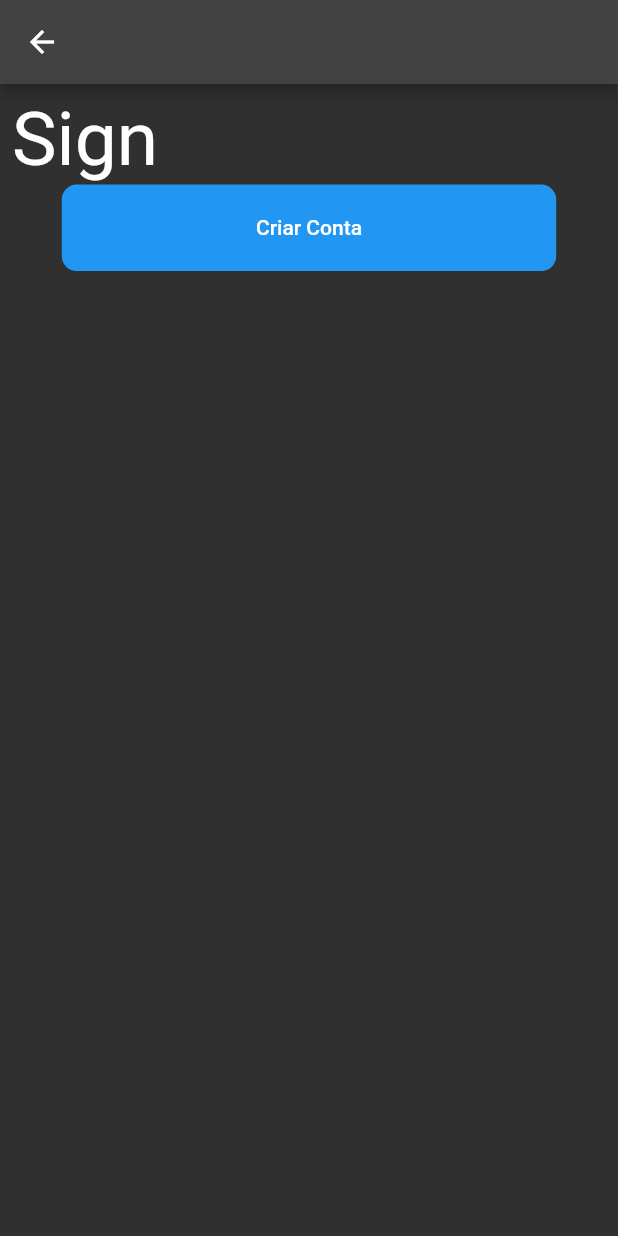
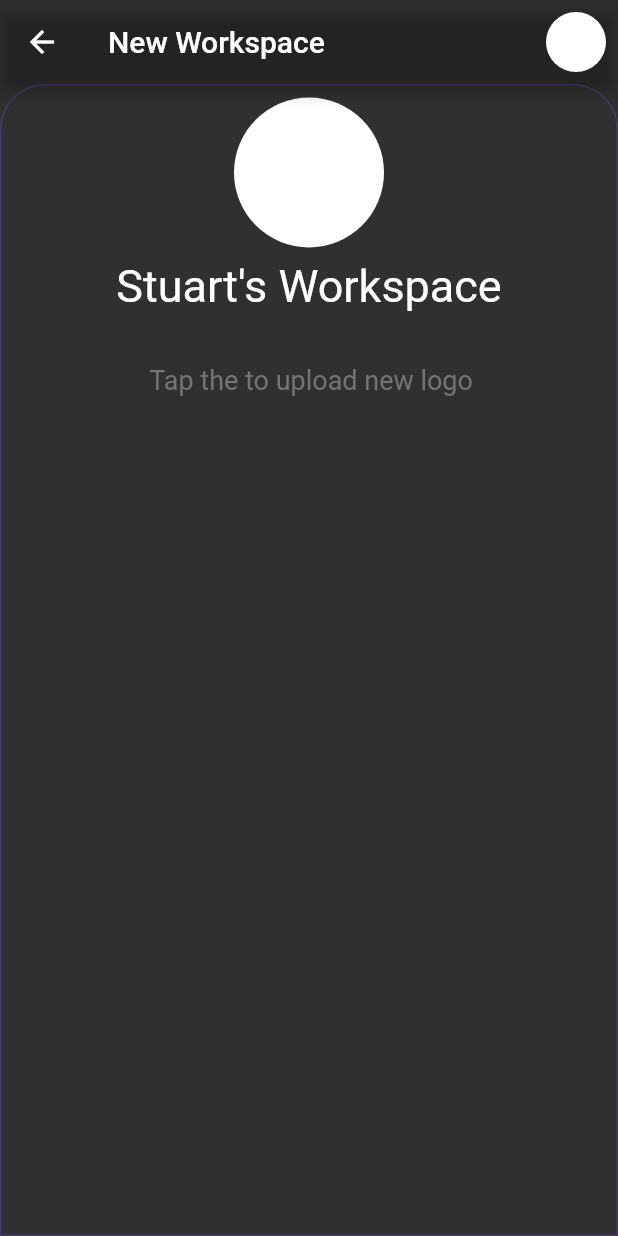
Before and after one commit to JosiaAlmeida/TaskEz, a Flutter app: the AppSignUpWidget screen opened by its route, after a tap on "Criar Conta", on a phone screen of 412 x 824 dp. Run offline on Flutter 3.47's test engine with Material 2 defaults, Android fonts, the phone set to English and light mode, and no system bars; our stand-ins replace carousel_slider, firebase_core, shared_preferences, splashscreen; accounts and stored records are empty.

Commit message:
Implementando provider e construindo tela de login

```diff
--- /dev/null
+++ b/lib/Material/Component/photo_elements/photo_elements_component.dart
@@ -0,0 +1,20 @@
+import 'package:flutter/material.dart';
+
+class PhotoElementsComponent extends StatelessWidget {
+  const PhotoElementsComponent({Key? key}) : super(key: key);
+
+  @override
+  Widget build(BuildContext context) {
+    return Container(
+      child: Padding(
+        padding: const EdgeInsets.all(8.0),
+        child: Container(
+          width: 100,
+          height: 100,
+          decoration: BoxDecoration(
+              color: Colors.white, borderRadius: BorderRadius.circular(1000)),
+        ),
+      ),
+    );
+  }
+}
--- /dev/null
+++ b/lib/Material/Component/photo_user_component/photo_user_component.dart
@@ -0,0 +1,19 @@
+import 'package:flutter/material.dart';
+
+class PhotoUserComponent extends StatelessWidget {
+  const PhotoUserComponent({Key? key}) : super(key: key);
+
+  @override
+  Widget build(BuildContext context) {
+    return Container(
+      child: Padding(
+        padding: const EdgeInsets.all(8.0),
+        child: Container(
+          width: 40,
+          decoration: BoxDecoration(
+              color: Colors.white, borderRadius: BorderRadius.circular(1000)),
+        ),
+      ),
+    );
+  }
+}
--- /dev/null
+++ b/lib/controller/controller_provider.dart
@@ -0,0 +1,12 @@
+import 'package:flutter/material.dart';
+
+class ControllerProvider extends ChangeNotifier {
+  String email = '';
+  String get Email => email;
+
+  getEmail(String v) {
+    email = v;
+    print(email);
+    notifyListeners();
+  }
+}
--- a/lib/main.dart
+++ b/lib/main.dart
@@ -1,6 +1,8 @@
 import 'package:firebase_core/firebase_core.dart';
 import 'package:flutter/material.dart';
+import 'package:provider/provider.dart';
 import 'package:taskez/app_widget.dart';
+import 'package:taskez/controller/controller_provider.dart';
 
 void main() {
   runApp(const AppWidget());
--- a/lib/modules/Onboarding/carousel/app_carousel_screen.dart
+++ b/lib/modules/Onboarding/carousel/app_carousel_screen.dart
@@ -13,6 +13,7 @@ class AppCarouselScreen extends StatefulWidget {
 class _AppCarouselScreenState extends State<AppCarouselScreen> {
   @override
   Widget build(BuildContext context) {
+    void functionvoid() {}
     final size = MediaQuery.of(context).size;
     return Container(
         width: size.width,
@@ -22,7 +23,7 @@ class _AppCarouselScreenState extends State<AppCarouselScreen> {
           body: Column(
             children: [
               CarouselImage(),
-              AppBottomContinueEmail(),
+              AppBottomContinueEmail(router: "/emaillogin"),
               Container(
                 margin: EdgeInsets.only(top: size.height * 0.03),
                 width: size.width,
--- a/lib/modules/Sign/sign_up/app_sign_up_widget.dart
+++ b/lib/modules/Sign/sign_up/app_sign_up_widget.dart
@@ -1,4 +1,6 @@
 import 'package:flutter/material.dart';
+import 'package:provider/src/provider.dart';
+import 'package:taskez/controller/controller_provider.dart';
 
 class AppSignUpWidget extends StatefulWidget {
   AppSignUpWidget({Key? key}) : super(key: key);
@@ -8,13 +10,17 @@ class AppSignUpWidget extends StatefulWidget {
 }
 
 class _AppSignUpWidgetState extends State<AppSignUpWidget> {
+  var _controller = TextEditingController();
+  late bool viewPass = false;
   @override
   Widget build(BuildContext context) {
     final size = MediaQuery.of(context).size;
+    final controllerProvider = context.watch<ControllerProvider>();
     return Container(
       width: size.width,
       height: size.height,
       child: Scaffold(
+        resizeToAvoidBottomInset: false,
         appBar: AppBar(),
         body: Container(
           width: size.width,
@@ -23,22 +29,82 @@ class _AppSignUpWidgetState extends State<AppSignUpWidget> {
             child: Column(
               crossAxisAlignment: CrossAxisAlignment.start,
               children: [
-                Text(
-                  "Sign",
-                  style: TextStyle(fontSize: 50),
+                Text.rich(TextSpan(
+                    text: "Sign up\n",
+                    style: TextStyle(fontSize: 50),
+                    children: [
+                      TextSpan(
+                          text: "Using ",
+                          style: TextStyle(
+                              color: Colors.grey.shade700, fontSize: 12)),
+                      TextSpan(
+                          text: controllerProvider.email.toString(),
+                          style: TextStyle(color: Colors.white, fontSize: 12)),
+                      TextSpan(
+                          text: " to login",
+                          style: TextStyle(
+                              color: Colors.grey.shade700, fontSize: 12)),
+                    ])),
+                Container(
+                  margin: EdgeInsets.fromLTRB(
+                      0, size.height * 0.08, 0, size.height * 0.08),
+                  child: TextFormField(
+                    controller: _controller,
+                    onChanged: (v) {
+                      setState(() {});
+                    },
+                    decoration: InputDecoration(
+                        border: UnderlineInputBorder(),
+                        labelText: 'Your Name',
+                        suffixIcon: InkWell(
+                          child: Icon(
+                            Icons.close,
+                            size: 18,
+                          ),
+                          onTap: () => _controller.clear(),
+                        )),
+                  ),
                 ),
-                // TextFormField(
-                //   decoration: ,
-                // )
+                Container(
+                  margin: EdgeInsets.fromLTRB(0, 0, 0, size.height * 0.08),
+                  child: TextFormField(
+                    keyboardType: TextInputType.visiblePassword,
+                    obscureText: viewPass,
+                    onChanged: (v) {
+                      setState(() {});
+                    },
+                    decoration: InputDecoration(
+                        border: UnderlineInputBorder(),
+                        labelText: 'Your Password',
+                        suffixIcon: InkWell(
+                          child: viewPass
+                              ? Icon(
+                                  Icons.remove_red_eye,
+                                  size: 18,
+                                )
+                              : Icon(
+                                  Icons.remove_red_eye_outlined,
+                                  size: 18,
+                                ),
+                          onTap: () {
+                            setState(() {
+                              viewPass = !viewPass;
+                              print(viewPass);
+                            });
+                          },
+                        )),
+                  ),
+                ),
                 Center(
                   child: Container(
                     width: size.width * 0.8,
                     height: size.height * 0.07,
                     decoration: BoxDecoration(
-                        borderRadius: BorderRadius.circular(10),
+                        borderRadius: BorderRadius.circular(100),
                         color: Colors.blue),
                     child: TextButton(
-                      onPressed: () {},
+                      onPressed: () => Navigator.pushReplacementNamed(
+                          context, "/changeworkspace"),
                       child: Text(
                         "Criar Conta",
                         style: TextStyle(color: Colors.white),
--- /dev/null
+++ b/lib/modules/Sign/workspace/workspacewidget.dart
@@ -0,0 +1,56 @@
+import 'package:flutter/material.dart';
+import 'package:taskez/Material/Component/photo_elements/photo_elements_component.dart';
+import 'package:taskez/Material/Component/photo_user_component/photo_user_component.dart';
+
+class ChangeWorkspace extends StatefulWidget {
+  ChangeWorkspace({Key? key}) : super(key: key);
+
+  @override
+  _ChangeWorkspaceState createState() => _ChangeWorkspaceState();
+}
+
+class _ChangeWorkspaceState extends State<ChangeWorkspace> {
+  @override
+  Widget build(BuildContext context) {
+    final size = MediaQuery.of(context).size;
+    return Container(
+      width: size.width,
+      height: size.height,
+      child: Scaffold(
+        appBar: AppBar(
+          backgroundColor: Colors.transparent,
+          title: Text("New Workspace"),
+          actions: [PhotoUserComponent()],
+        ),
+        body: Container(
+          decoration: BoxDecoration(
+              borderRadius: BorderRadius.only(
+                  topLeft: Radius.circular(30), topRight: Radius.circular(30)),
+              border: Border.all(
+                  color: Colors.deepPurpleAccent.withOpacity(0.3), width: 1)),
+          child: Column(
+            children: [
+              Center(
+                child: PhotoElementsComponent(),
+              ),
+              Center(
+                child: Text.rich(TextSpan(
+                    text: "Stuart's Workspace\n\n",
+                    style: TextStyle(
+                      fontSize: 30,
+                      color: Colors.white,
+                    ),
+                    children: [
+                      TextSpan(
+                          text: "\t\t\t\t\tTap the to upload new logo",
+                          style: TextStyle(
+                              color: Colors.grey.shade600, fontSize: 18))
+                    ])),
+              )
+            ],
+          ),
+        ),
+      ),
+    );
+  }
+}
--- a/pubspec.yaml
+++ b/pubspec.yaml
@@ -37,6 +37,7 @@ dependencies:
   google_sign_in_web: ^0.10.0+3
   shared_preferences: ^2.0.11
   dio: ^3.0.3
+  provider: ^4.0.4
 
   # The following adds the Cupertino Icons font to your application.
   # Use with the CupertinoIcons class for iOS style icons.
```
Also changed, not shown: lib/Material/Component/BottomContinueWithEmail/app_bottom_conitnue_email.dart (+20 -3 lines), lib/Material/Component/BottomContinueWithEmail/buttoncontinueController.dart (added, +8 -0 lines), lib/Material/Component/photo_user.dart (deleted, +0 -10 lines), lib/Material/user_model.dart (added, +21 -0 lines), lib/app_widget.dart (+11 -4 lines), lib/modules/Sign/ConfirmEmail/app_email_widget.dart (+19 -2 lines), pubspec.lock.
